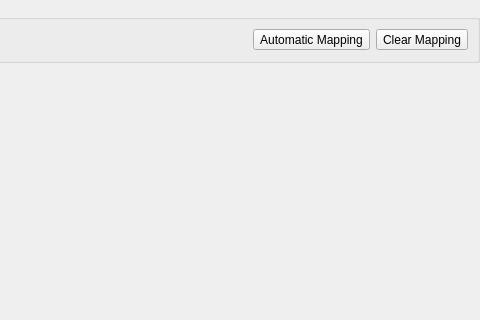
Above: src/duckstation-qt/controllerbindingwidget.ui from stenzek/duckstation before the change; both pictures show x 353 to 833 and y 0 to 320 of the 833 by 617 pixel window. Below: the same form after it.
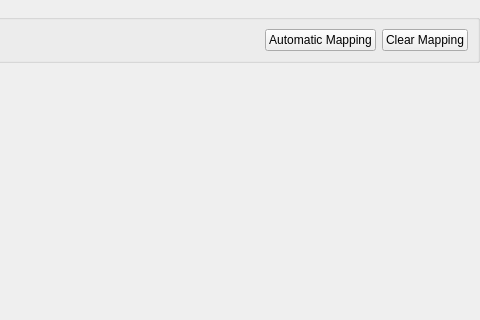
That is the form after the change. Icons and pictures are not drawn.

Commit message:
Qt: Make auto/clear bindings buttons QPushButtons
On the Darker Fusion theme they don't look nearly as ass, so no need to
use QToolButtons here.

The edit to the form file:
```diff
--- a/src/duckstation-qt/controllerbindingwidget.ui
+++ b/src/duckstation-qt/controllerbindingwidget.ui
@@ -109,29 +109,23 @@
       <item>
        <layout class="QHBoxLayout" name="horizontalLayout_2">
         <item>
-         <widget class="QToolButton" name="automaticBinding">
+         <widget class="QPushButton" name="automaticBinding">
           <property name="text">
            <string>Automatic Mapping</string>
           </property>
           <property name="icon">
            <iconset theme="controller-digital-line"/>
           </property>
-          <property name="toolButtonStyle">
-           <enum>Qt::ToolButtonStyle::ToolButtonTextBesideIcon</enum>
-          </property>
          </widget>
         </item>
         <item>
-         <widget class="QToolButton" name="clearBindings">
+         <widget class="QPushButton" name="clearBindings">
           <property name="text">
            <string>Clear Mapping</string>
           </property>
           <property name="icon">
            <iconset theme="trash-fill"/>
           </property>
-          <property name="toolButtonStyle">
-           <enum>Qt::ToolButtonStyle::ToolButtonTextBesideIcon</enum>
-          </property>
          </widget>
         </item>
        </layout>
```
